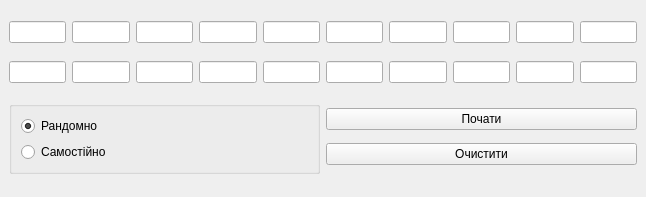
Qt form Practice Summer 2024/Laba_6/mainwindow.ui (pungentee/college_labs) before a commit.
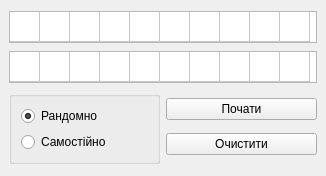
The same form after that commit.

The edit to the form file:
```diff
--- a/Practice Summer 2024/Laba_6/mainwindow.ui
+++ b/Practice Summer 2024/Laba_6/mainwindow.ui
@@ -6,8 +6,8 @@
    <rect>
     <x>0</x>
     <y>0</y>
-    <width>646</width>
-    <height>197</height>
+    <width>326</width>
+    <height>176</height>
    </rect>
   </property>
   <property name="windowTitle">
@@ -16,72 +16,170 @@
   <widget class="QWidget" name="centralwidget">
    <layout class="QVBoxLayout" name="verticalLayout_3">
     <item>
-     <layout class="QHBoxLayout" name="horizontalLayout">
-      <item>
-       <widget class="QLineEdit" name="lineEdit_1"/>
-      </item>
-      <item>
-       <widget class="QLineEdit" name="lineEdit_2"/>
-      </item>
-      <item>
-       <widget class="QLineEdit" name="lineEdit_3"/>
-      </item>
-      <item>
-       <widget class="QLineEdit" name="lineEdit_4"/>
-      </item>
-      <item>
-       <widget class="QLineEdit" name="lineEdit_5"/>
-      </item>
-      <item>
-       <widget class="QLineEdit" name="lineEdit_6"/>
-      </item>
-      <item>
-       <widget class="QLineEdit" name="lineEdit_8"/>
-      </item>
-      <item>
-       <widget class="QLineEdit" name="lineEdit_7"/>
-      </item>
-      <item>
-       <widget class="QLineEdit" name="lineEdit_9"/>
-      </item>
-      <item>
-       <widget class="QLineEdit" name="lineEdit_10"/>
-      </item>
-     </layout>
+     <widget class="QTableWidget" name="in">
+      <property name="sizePolicy">
+       <sizepolicy hsizetype="Preferred" vsizetype="Preferred">
+        <horstretch>0</horstretch>
+        <verstretch>0</verstretch>
+       </sizepolicy>
+      </property>
+      <property name="maximumSize">
+       <size>
+        <width>16777215</width>
+        <height>32</height>
+       </size>
+      </property>
+      <attribute name="horizontalHeaderVisible">
+       <bool>false</bool>
+      </attribute>
+      <attribute name="horizontalHeaderDefaultSectionSize">
+       <number>30</number>
+      </attribute>
+      <attribute name="verticalHeaderVisible">
+       <bool>false</bool>
+      </attribute>
+      <row>
+       <property name="text">
+        <string/>
+       </property>
+      </row>
+      <column>
+       <property name="text">
+        <string/>
+       </property>
+      </column>
+      <column>
+       <property name="text">
+        <string/>
+       </property>
+      </column>
+      <column>
+       <property name="text">
+        <string/>
+       </property>
+      </column>
+      <column>
+       <property name="text">
+        <string/>
+       </property>
+      </column>
+      <column>
+       <property name="text">
+        <string/>
+       </property>
+      </column>
+      <column>
+       <property name="text">
+        <string/>
+       </property>
+      </column>
+      <column>
+       <property name="text">
+        <string/>
+       </property>
+      </column>
+      <column>
+       <property name="text">
+        <string/>
+       </property>
+      </column>
+      <column>
+       <property name="text">
+        <string/>
+       </property>
+      </column>
+      <column>
+       <property name="text">
+        <string/>
+       </property>
+      </column>
+     </widget>
     </item>
     <item>
-     <layout class="QHBoxLayout" name="horizontalLayout_2">
-      <item>
-       <widget class="QLineEdit" name="lineEdit_11"/>
-      </item>
-      <item>
-       <widget class="QLineEdit" name="lineEdit_12"/>
-      </item>
-      <item>
-       <widget class="QLineEdit" name="lineEdit_13"/>
-      </item>
-      <item>
-       <widget class="QLineEdit" name="lineEdit_14"/>
-      </item>
-      <item>
-       <widget class="QLineEdit" name="lineEdit_15"/>
-      </item>
-      <item>
-       <widget class="QLineEdit" name="lineEdit_16"/>
-      </item>
-      <item>
-       <widget class="QLineEdit" name="lineEdit_17"/>
-      </item>
-      <item>
-       <widget class="QLineEdit" name="lineEdit_18"/>
-      </item>
-      <item>
-       <widget class="QLineEdit" name="lineEdit_19"/>
-      </item>
-      <item>
-       <widget class="QLineEdit" name="lineEdit_20"/>
-      </item>
-     </layout>
+     <widget class="QTableWidget" name="out">
+      <property name="sizePolicy">
+       <sizepolicy hsizetype="Preferred" vsizetype="Preferred">
+        <horstretch>0</horstretch>
+        <verstretch>0</verstretch>
+       </sizepolicy>
+      </property>
+      <property name="maximumSize">
+       <size>
+        <width>16777215</width>
+        <height>32</height>
+       </size>
+      </property>
+      <property name="showGrid">
+       <bool>true</bool>
+      </property>
+      <property name="wordWrap">
+       <bool>true</bool>
+      </property>
+      <attribute name="horizontalHeaderVisible">
+       <bool>false</bool>
+      </attribute>
+      <attribute name="horizontalHeaderDefaultSectionSize">
+       <number>30</number>
+      </attribute>
+      <attribute name="verticalHeaderVisible">
+       <bool>false</bool>
+      </attribute>
+      <row>
+       <property name="text">
+        <string/>
+       </property>
+      </row>
+      <column>
+       <property name="text">
+        <string/>
+       </property>
+      </column>
+      <column>
+       <property name="text">
+        <string/>
+       </property>
+      </column>
+      <column>
+       <property name="text">
+        <string/>
+       </property>
+      </column>
+      <column>
+       <property name="text">
+        <string/>
+       </property>
+      </column>
+      <column>
+       <property name="text">
+        <string/>
+       </property>
+      </column>
+      <column>
+       <property name="text">
+        <string/>
+       </property>
+      </column>
+      <column>
+       <property name="text">
+        <string/>
+       </property>
+      </column>
+      <column>
+       <property name="text">
+        <string/>
+       </property>
+      </column>
+      <column>
+       <property name="text">
+        <string/>
+       </property>
+      </column>
+      <column>
+       <property name="text">
+        <string/>
+       </property>
+      </column>
+     </widget>
     </item>
     <item>
      <layout class="QHBoxLayout" name="horizontalLayout_3">
```
